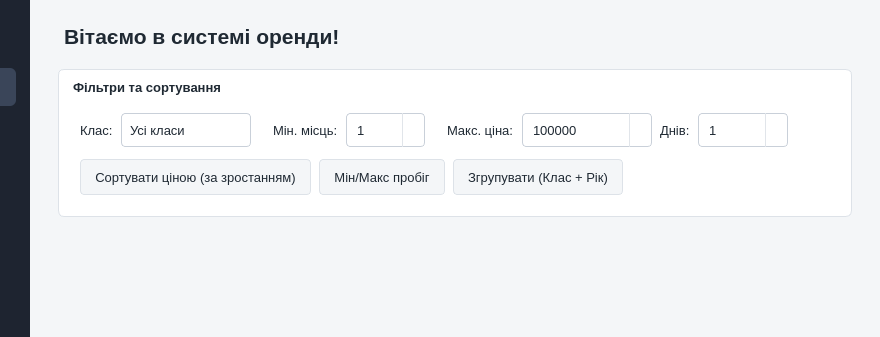
lopez1k/kursova, file userwindow.ui: the form before one commit; both pictures show x 180 to 1060 and y 0 to 337 of the 1060 by 680 pixel window.
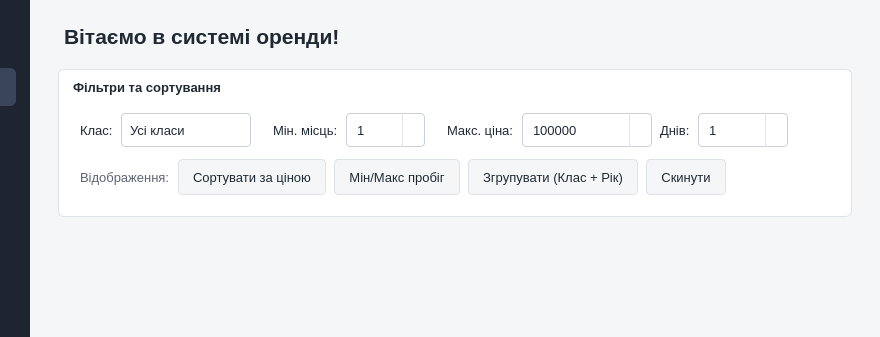
The form after the commit.

```diff
--- a/userwindow.ui
+++ b/userwindow.ui
@@ -97,6 +97,8 @@
 QGroupBox#filterGroupBox QPushButton:hover   { background: #EAEEF3; border-color: #C9D0D9; }
 QGroupBox#filterGroupBox QPushButton:pressed { background: #DFE5EC; }
 QGroupBox#filterGroupBox QPushButton:checked { background: #4A6FA5; border-color: #4A6FA5; color: #FFFFFF; }
+QGroupBox#filterGroupBox QPushButton:disabled { color: #A9B0BA; }
+QLabel#lblView { color: #5B6573; }
 
 /* ---- Картки авто (createCarCardWidget) ---- */
 QListWidget#carsListWidget { background: transparent; border: none; outline: 0; }
@@ -524,18 +526,22 @@
               <property name="spacing">
                <number>8</number>
               </property>
+              <item>
+               <widget class="QLabel" name="lblView">
+                <property name="text">
+                 <string>Відображення:</string>
+                </property>
+               </widget>
+              </item>
               <item>
                <widget class="QPushButton" name="btnSortMerge">
                 <property name="cursor">
                  <cursorShape>PointingHandCursor</cursorShape>
                 </property>
                 <property name="text">
-                 <string>Сортувати ціною (за зростанням)</string>
+                 <string>Сортувати за ціною</string>
                 </property>
                 <property name="checkable">
-                 <bool>false</bool>
-                </property>
-                <property name="autoExclusive">
                  <bool>true</bool>
                 </property>
                </widget>
@@ -567,8 +573,15 @@
                 <property name="checkable">
                  <bool>true</bool>
                 </property>
-                <property name="autoExclusive">
-                 <bool>true</bool>
+               </widget>
+              </item>
+              <item>
+               <widget class="QPushButton" name="btnResetView">
+                <property name="cursor">
+                 <cursorShape>PointingHandCursor</cursorShape>
+                </property>
+                <property name="text">
+                 <string>Скинути</string>
                 </property>
                </widget>
               </item>
```
Left out of the diff: 3 changed lines with no effect on the pictures.
